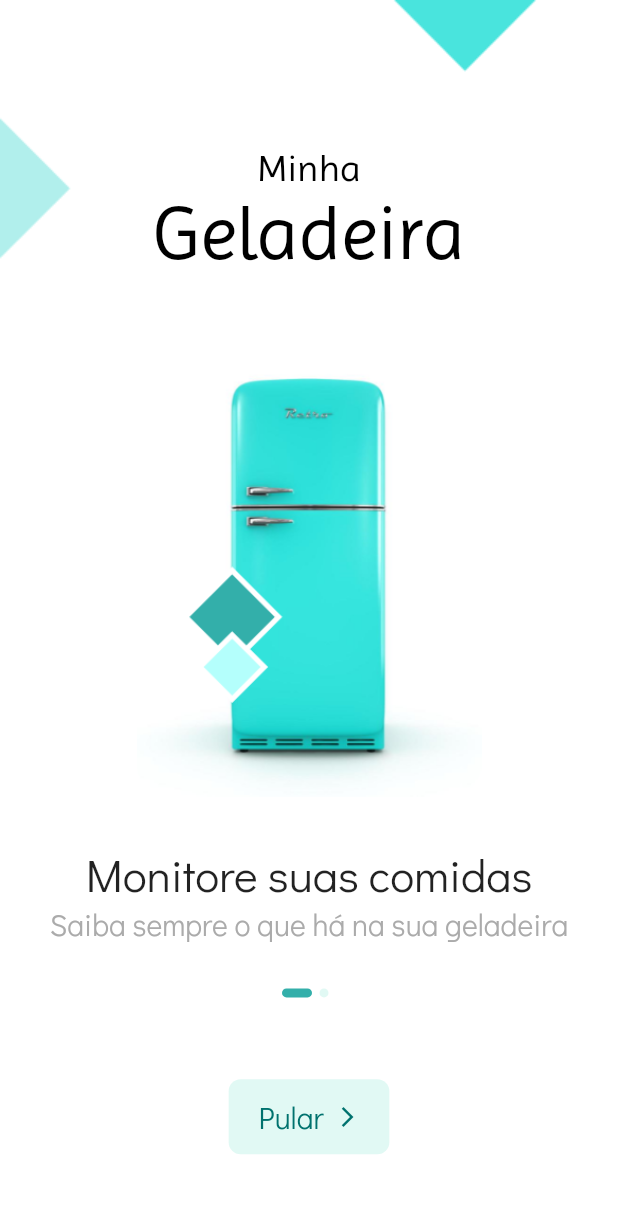
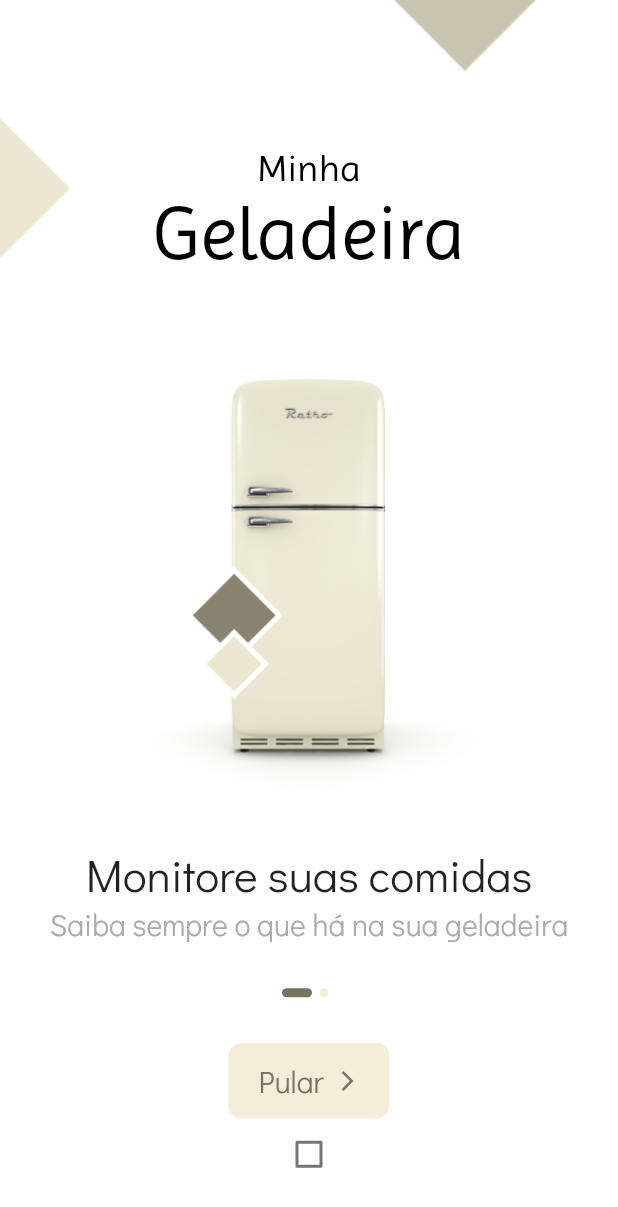
Before and after one commit to jemluz/flutter-fridge, a Flutter app: the screen it shows after launch, on a phone screen of 412 x 824 dp. Shown: the top 1207 px of the screen. Run offline on Flutter 3.47's test engine with Material 2 defaults, Android fonts, the phone set to English and light mode, and no system bars; our stand-ins replace flutter_svg, shared_preferences; network calls fail.

Commit message:
e finalmente terminamos

```diff
--- a/lib/components/background.dart
+++ b/lib/components/background.dart
@@ -1,4 +1,5 @@
 import 'package:flutter/material.dart';
+import 'package:fridge/themes.dart';
 
 class Background extends StatelessWidget {
   const Background({
@@ -11,7 +12,7 @@ class Background extends StatelessWidget {
       decoration: BoxDecoration(
         image: DecorationImage(
           alignment: Alignment.topCenter,
-          image: AssetImage('assets/images/green-bg.png'),
+          image: Theme.of(context).primaryColor == AppColors.YELLOW_n119 ? AssetImage('assets/images/white-bg.png') : AssetImage('assets/images/green-bg.png'),
         ),
       ),
     );
--- a/lib/main.dart
+++ b/lib/main.dart
@@ -1,4 +1,5 @@
 import 'package:flutter/material.dart';
+import 'package:fridge/models/theme.dart';
 import 'package:fridge/themes.dart';
 import 'package:provider/provider.dart';
 
@@ -11,8 +12,28 @@ void main() {
   runApp(MyApp());
 }
 
-class MyApp extends StatelessWidget {
+class MyApp extends StatefulWidget {
   // This widget is the root of your application.
+  @override
+  _MyAppState createState() => _MyAppState();
+}
+
+class _MyAppState extends State<MyApp> {
+  ThemeProvider themeChangeProvider = new ThemeProvider();
+
+  @override
+  void initState() {
+    super.initState();
+    getCurrentAppTheme();
+    themeChangeProvider.addListener(() {
+      setState(() {});
+    });
+  }
+
+  void getCurrentAppTheme() async {
+    themeChangeProvider.setWhiteTheme = await themeChangeProvider.themePreference.getTheme();
+  }
+
   @override
   Widget build(BuildContext context) {
     return MultiProvider(
@@ -23,9 +44,13 @@ class MyApp extends StatelessWidget {
         ChangeNotifierProvider(
           create: (_) => new Transactions(),
         ),
+        ChangeNotifierProvider(
+          create: (_) => themeChangeProvider,
+        ),
       ],
       child: MaterialApp(
-        theme: greenTheme(context),
+        debugShowCheckedModeBanner: false,
+        theme: Styles.themeData(themeChangeProvider.isWhiteTheme, context),
         home: HomeScreen(),
         initialRoute: '/splash_screen',
         routes: {
--- /dev/null
+++ b/lib/models/theme.dart
@@ -0,0 +1,15 @@
+import 'package:flutter/material.dart';
+import 'package:fridge/models/theme_preference.dart';
+
+class ThemeProvider  with ChangeNotifier {
+  ThemePreference themePreference = ThemePreference();
+  bool _isWhite = false;
+
+  bool get isWhiteTheme => _isWhite;
+
+  set setWhiteTheme(bool value) {
+    _isWhite = value;
+    themePreference.setTheme(value);
+    notifyListeners();
+  }
+}
--- /dev/null
+++ b/lib/models/theme_preference.dart
@@ -0,0 +1,18 @@
+import 'package:shared_preferences/shared_preferences.dart';
+
+class ThemePreference {
+  static const THEME_STATUS = "THEMESTATUS";
+
+  setTheme(bool value) async {
+    // SharedPreferences.setMockInitialValues({});
+    SharedPreferences prefs = await SharedPreferences.getInstance();
+    prefs.setBool(THEME_STATUS, value);
+  }
+
+  Future<bool> getTheme() async {
+    // SharedPreferences.setMockInitialValues({});
+
+    SharedPreferences prefs = await SharedPreferences.getInstance();
+    return prefs.getBool(THEME_STATUS) ?? false;
+  }
+}
--- a/lib/screens/fridge/product_card.dart
+++ b/lib/screens/fridge/product_card.dart
@@ -87,9 +87,9 @@ class ProductCard extends StatelessWidget {
           vertical: 16,
         ),
         decoration: BoxDecoration(
-            color: Theme.of(context).colorScheme.secondary.withOpacity(.1),
+            color: Theme.of(context).primaryColor == AppColors.YELLOW_n119 ? Theme.of(context).accentColor.withOpacity(.7) : Theme.of(context).colorScheme.primary.withOpacity(.1),
             borderRadius: BorderRadius.circular(12)),
-        child: SvgPicture.asset('assets/icons/exchange.svg'),
+        child: SvgPicture.asset('assets/icons/exchange.svg', color: Theme.of(context).primaryColor,),
       ),
     );
   }
--- a/lib/screens/splash_screen/components/dot.dart
+++ b/lib/screens/splash_screen/components/dot.dart
@@ -17,8 +17,7 @@ class Dot extends StatelessWidget {
       margin: EdgeInsets.only(right: 5),
       duration: Duration(seconds: 1),
       decoration: BoxDecoration(
-        color:
-            currentPage == index ? AppColors.GREEN_n51 : AppColors.GREEN_n234,
+        color: currentPage == index ? Theme.of(context).primaryColor : Theme.of(context).accentColor,
         borderRadius: BorderRadius.circular(3),
       ),
     );
--- a/lib/screens/splash_screen/components/navigation.dart
+++ b/lib/screens/splash_screen/components/navigation.dart
@@ -1,4 +1,6 @@
 import 'package:flutter/material.dart';
+import 'package:fridge/models/theme.dart';
+import 'package:provider/provider.dart';
 
 import 'dot.dart';
 import 'skip_button.dart';
@@ -17,6 +19,8 @@ class Navigation extends StatelessWidget {
 
   @override
   Widget build(BuildContext context) {
+    final theme = Provider.of<ThemeProvider>(context);
+
     return Expanded(
       flex: 2,
       child: Padding(
@@ -33,6 +37,12 @@ class Navigation extends StatelessWidget {
             ),
             Spacer(),
             SkipButton(size: size),
+            Checkbox(
+              value: theme.isWhiteTheme,
+              onChanged: (bool value) {
+                theme.setWhiteTheme = value;
+              },
+            ),
             Spacer(),
           ],
         ),
--- a/lib/screens/splash_screen/components/skip_button.dart
+++ b/lib/screens/splash_screen/components/skip_button.dart
@@ -20,7 +20,7 @@ class SkipButton extends StatelessWidget {
         width: size.width * .26,
         padding: EdgeInsets.symmetric(vertical: 12),
         decoration: BoxDecoration(
-            color: AppColors.GREEN_n234,
+            color: Theme.of(context).accentColor,
             borderRadius: BorderRadius.circular(8)),
         child: Row(
           mainAxisAlignment: MainAxisAlignment.center,
@@ -28,12 +28,12 @@ class SkipButton extends StatelessWidget {
             Text(
               'Pular',
               style: TextStyle(
-                  fontSize: 20, color: AppColors.GREEN_n0),
+                  fontSize: 20, color: Theme.of(context).primaryColor),
             ),
             SizedBox(width: 8),
             Icon(
               Icons.arrow_forward_ios,
-              color: AppColors.GREEN_n0,
+              color: Theme.of(context).primaryColor,
               size: 16,
             ),
           ],
--- a/lib/screens/splash_screen/splash_screen.dart
+++ b/lib/screens/splash_screen/splash_screen.dart
@@ -2,6 +2,7 @@ import 'package:flutter/material.dart';
 import 'package:fridge/components/background.dart';
 import 'package:fridge/components/logo.dart';
 
+import '../../themes.dart';
 import 'components/navigation.dart';
 import 'components/splash_content.dart';
 
@@ -50,7 +51,7 @@ class _BodyState extends State<Body> {
                 Logo(),
                 SizedBox(height: 40),
                 Image.asset(
-                  'assets/images/fridge-green.png',
+                  Theme.of(context).primaryColor == AppColors.YELLOW_n119 ? 'assets/images/fridge-white.png' : 'assets/images/fridge-green.png',
                   width: 230,
                 ),
                 Expanded(
--- a/lib/themes.dart
+++ b/lib/themes.dart
@@ -11,7 +11,7 @@ class AppColors {
   static const GREEN_n234 = Color.fromRGBO(225, 249, 244, 1);
 
   static const YELLOW_n119 = Color.fromRGBO(119, 115, 98, 1);
-  static const YELLOW_n245 = Color.fromRGBO(234, 243, 237, 1);
+  static const YELLOW_n243 = Color.fromRGBO(243, 237, 217, 1);
 
   static const RED_n230 = Color.fromRGBO(230, 82, 82, 1);
   static const RED_n254 = Color.fromRGBO(254, 236, 236, 1);
@@ -36,14 +36,21 @@ ThemeData greenTheme(BuildContext context) {
 ThemeData yellowTheme(BuildContext context) {
   return ThemeData(
     primaryColor: AppColors.YELLOW_n119,
-    accentColor: AppColors.YELLOW_n245,
+    accentColor: AppColors.YELLOW_n243,
     scaffoldBackgroundColor: Colors.white,
     iconTheme: IconThemeData(color: AppColors.GRAY_n141.withOpacity(.5)),
     fontFamily: 'DidactGothic',
     colorScheme: ColorScheme.light(
       primary: AppColors.YELLOW_n119,
-      secondary: AppColors.YELLOW_n245,
+      secondary: AppColors.YELLOW_n243,
       error: AppColors.RED_n230,
     ),
   );
 }
+
+ class Styles {
+
+  static ThemeData themeData(bool isWhiteTheme, BuildContext context) {
+    return isWhiteTheme ? greenTheme(context) : yellowTheme(context);
+  }
+}
--- a/pubspec.yaml
+++ b/pubspec.yaml
@@ -26,6 +26,7 @@ dependencies:
   provider: ^4.0.5
   http: ^0.12.1
   intl: ^0.16.1
+  shared_preferences: ^2.0.5
 
 
   # The following adds the Cupertino Icons font to your application.
```
Also changed, not shown: data.json (+9 -15 lines), lib/models/transactions.dart (+87 -15 lines), assets/images/fridge-white.png (added), pubspec.lock.
